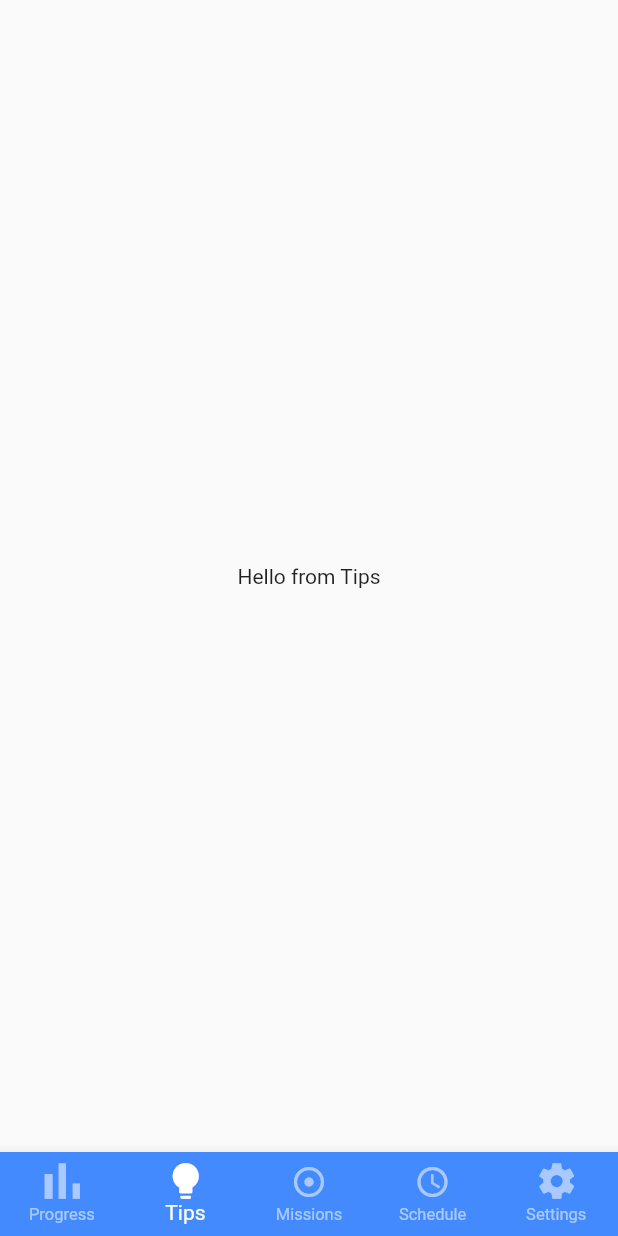
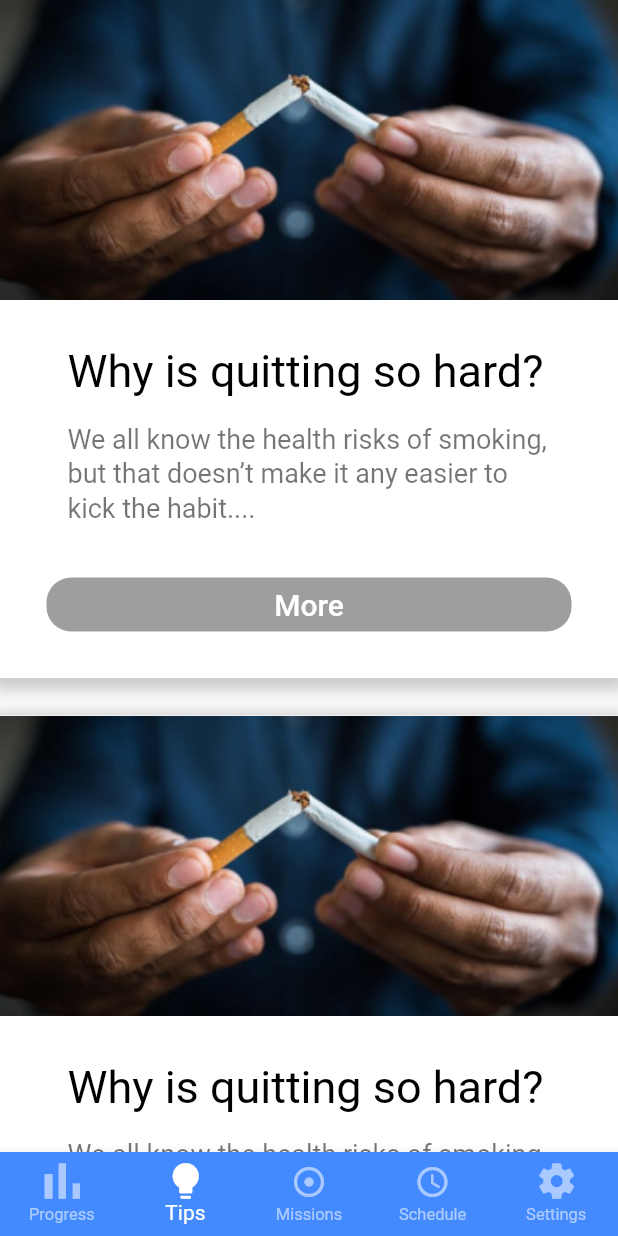
Before and after one commit to Negm101/Quit-Smoking-App, a Flutter app: the screen it shows after launch, item 2 of the bottom bar chosen, on a phone screen of 412 x 824 dp. Run offline on Flutter 3.47's test engine with Material 2 defaults, Android fonts, the phone set to English and light mode, and no system bars.

Commit message:
v0.11 - Halfway done with tips

```diff
--- a/lib/screens/tips.dart
+++ b/lib/screens/tips.dart
@@ -5,10 +5,79 @@ class TipsContainerScreen extends StatelessWidget {
 
   @override
   Widget build(BuildContext context) {
-    return new Center(
-      child: Text('Hello from Tips'),
+    return SingleChildScrollView(
+      child: new Column(
+        children: [
+          singleTip(),
+          SizedBox(height: 25),
+          singleTip(),
+          SizedBox(height: 25),
+          singleTip(),
+        ],
+      ),
       /* TODO: Start writing tips here */
     );
+  }
 
+  Widget singleTip() {
+    return Container(
+      decoration: BoxDecoration(
+        color: Colors.white,
+        boxShadow: [
+          BoxShadow(
+            color: Colors.grey.withOpacity(0.5),
+            spreadRadius: 5,
+            blurRadius: 7,
+            offset: Offset(0, 3), // changes position of shadow
+          ),
+        ],
+      ),
+      child: Column(children: [
+        Container(
+            width: double.infinity,
+            height: 200.00,
+            decoration: new BoxDecoration(
+              image: new DecorationImage(
+                image: AssetImage('assets/images/tips-1.jpg'),
+                fit: BoxFit.cover,
+              ),
+            )),
+        Padding(
+          padding: const EdgeInsets.fromLTRB(45, 30, 45, 0),
+          child: Column(
+            crossAxisAlignment: CrossAxisAlignment.start,
+            children: <Widget>[
+              Text(
+                'Why is quitting so hard?',
+                style: TextStyle(fontSize: 30, color: Colors.black),
+              ),
+              SizedBox(height: 15),
+              Text(
+                'We all know the health risks of smoking, but that doesn’t make it any easier to kick the habit....',
+                style:
+                    TextStyle(fontSize: 18, color: Colors.black54, height: 1.3),
+              ),
+            ],
+          ),
+        ),
+        SizedBox(height: 30),
+        Container(
+          width: 350,
+          child: FlatButton(
+            shape: RoundedRectangleBorder(
+              borderRadius: BorderRadius.circular(16.5),
+            ),
+            color: Colors.grey,
+            padding: EdgeInsets.all(0),
+            onPressed: () {},
+            child: Text(
+              'More',
+              style: TextStyle(fontSize: 20, color: Colors.white),
+            ),
+          ),
+        ),
+        SizedBox(height: 25),
+      ]),
+    );
   }
 }
--- a/pubspec.yaml
+++ b/pubspec.yaml
@@ -39,6 +39,7 @@ dev_dependencies:
 # The following section is specific to Flutter.
 flutter:
 
+
   # The following line ensures that the Material Icons font is
   # included with your application, so that you can use the icons in
   # the material Icons class.
@@ -48,6 +49,8 @@ flutter:
   # assets:
   #   - images/a_dot_burr.jpeg
   #   - images/a_dot_ham.jpeg
+  assets:
+    - assets/images/
 
   # An image asset can refer to one or more resolution-specific "variants", see
   # https://flutter.dev/assets-and-images/#resolution-aware.
```
Also changed, not shown: assets/images/tips-1.jpg (added).
